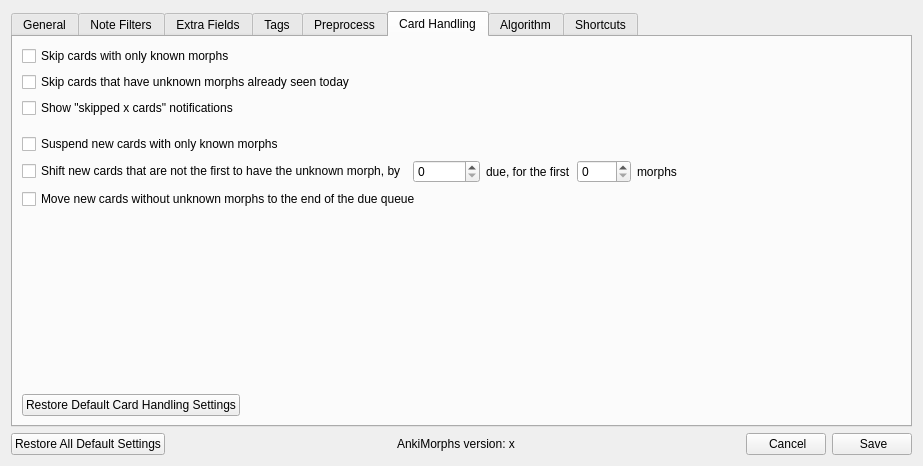
Qt form ankimorphs/ui/settings_dialog.ui (mortii/anki-morphs) before a commit.
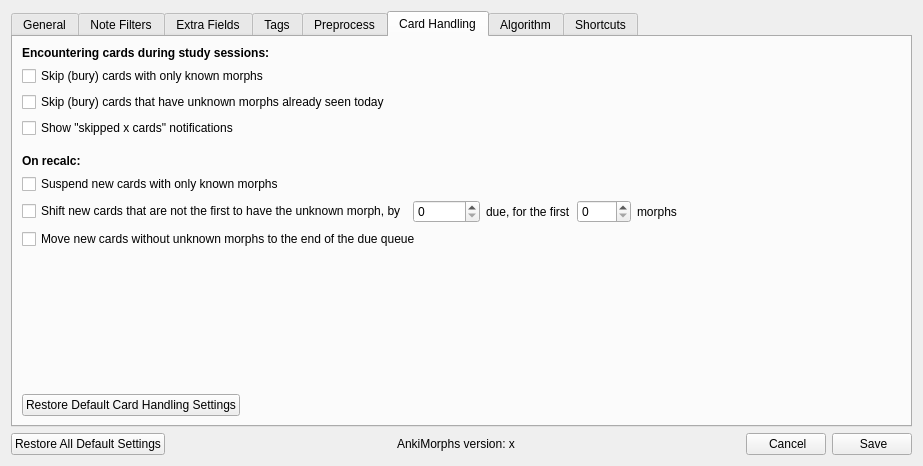
The same form after that commit. The open tabs and pages were chosen to show the change.

Commit message: disambiguated cards handling options

Diff of the .ui file:
```diff
--- a/ankimorphs/ui/settings_dialog.ui
+++ b/ankimorphs/ui/settings_dialog.ui
@@ -683,17 +683,29 @@
         <layout class="QVBoxLayout" name="verticalLayout_36">
          <item>
           <layout class="QVBoxLayout" name="verticalLayout_11">
+           <item>
+            <widget class="QLabel" name="label_43">
+             <property name="font">
+              <font>
+               <bold>true</bold>
+              </font>
+             </property>
+             <property name="text">
+              <string>Encountering cards during study sessions:</string>
+             </property>
+            </widget>
+           </item>
            <item>
             <widget class="QCheckBox" name="skipKnownCheckBox">
              <property name="text">
-              <string>Skip cards with only known morphs</string>
+              <string>Skip (bury) cards with only known morphs</string>
              </property>
             </widget>
            </item>
            <item>
             <widget class="QCheckBox" name="skipAlreadySeenCheckBox">
              <property name="text">
-              <string>Skip cards that have unknown morphs already seen today</string>
+              <string>Skip (bury) cards that have unknown morphs already seen today</string>
              </property>
             </widget>
            </item>
@@ -711,6 +723,18 @@
            <property name="topMargin">
             <number>10</number>
            </property>
+           <item>
+            <widget class="QLabel" name="label_44">
+             <property name="font">
+              <font>
+               <bold>true</bold>
+              </font>
+             </property>
+             <property name="text">
+              <string>On recalc:</string>
+             </property>
+            </widget>
+           </item>
            <item>
             <widget class="QCheckBox" name="recalcSuspendKnownCheckBox">
              <property name="text">
```
Left out of the diff: 2 changed lines with no effect on the pictures. The commit also changes 1 other file.
